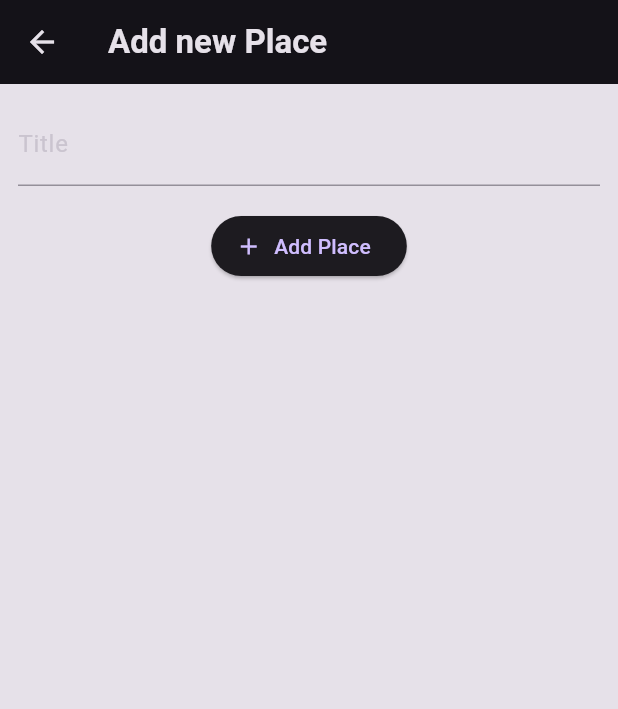
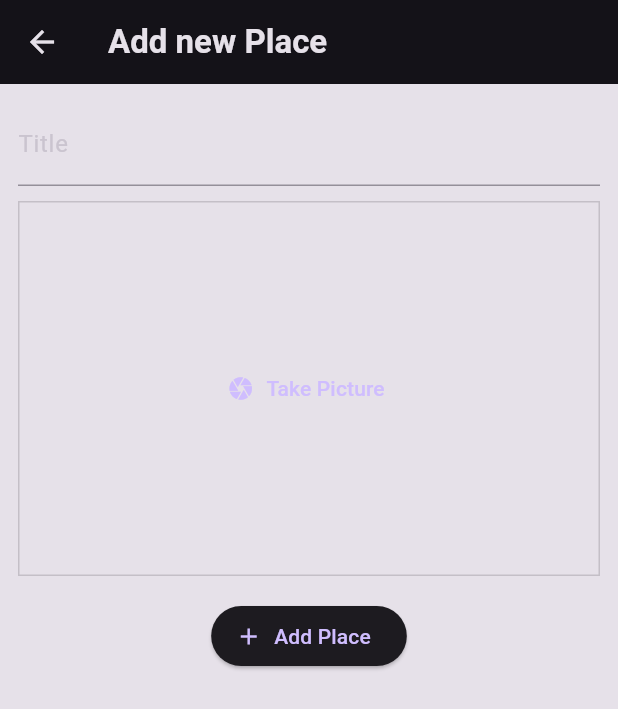
Before and after one commit to kunihei/favolite_places, a Flutter app: the AddPlaceScreen screen opened directly, on a phone screen of 412 x 824 dp. Shown: the top 709 px of the screen. Run offline on Flutter 3.47's test engine with Material 3 defaults, Android fonts, the phone set to English and light mode, and no system bars; our stand-ins replace flutter_riverpod, google_fonts.

Commit message:
コミット漏れ

```diff
--- a/lib/screens/add_place.dart
+++ b/lib/screens/add_place.dart
@@ -1,4 +1,5 @@
 import 'package:favorite_places/providers/user_places.dart';
+import 'package:favorite_places/widgets/input_image.dart';
 import 'package:flutter/material.dart';
 import 'package:flutter_riverpod/flutter_riverpod.dart';
 
@@ -44,6 +45,10 @@ class _AddPlaceScreenState extends ConsumerState<AddPlaceScreen> {
               controller: _titleController,
             ),
             SizedBox(
+              height: 10,
+            ),
+            InputImage(),
+            SizedBox(
               height: 16,
             ),
             ElevatedButton.icon(
```
